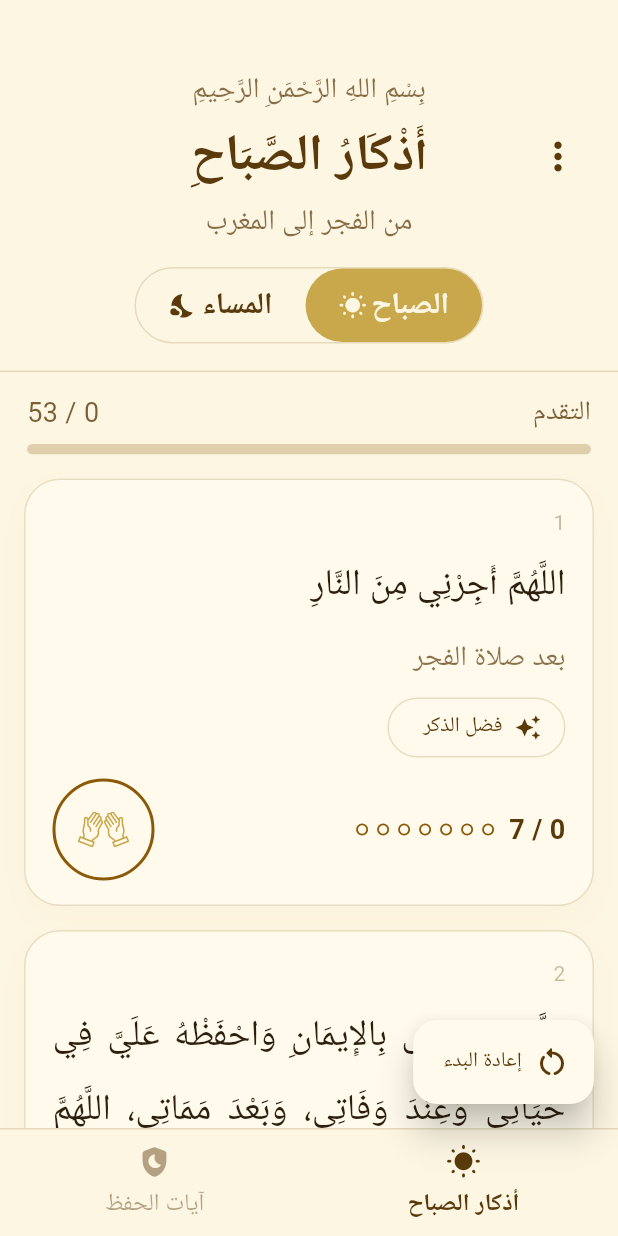
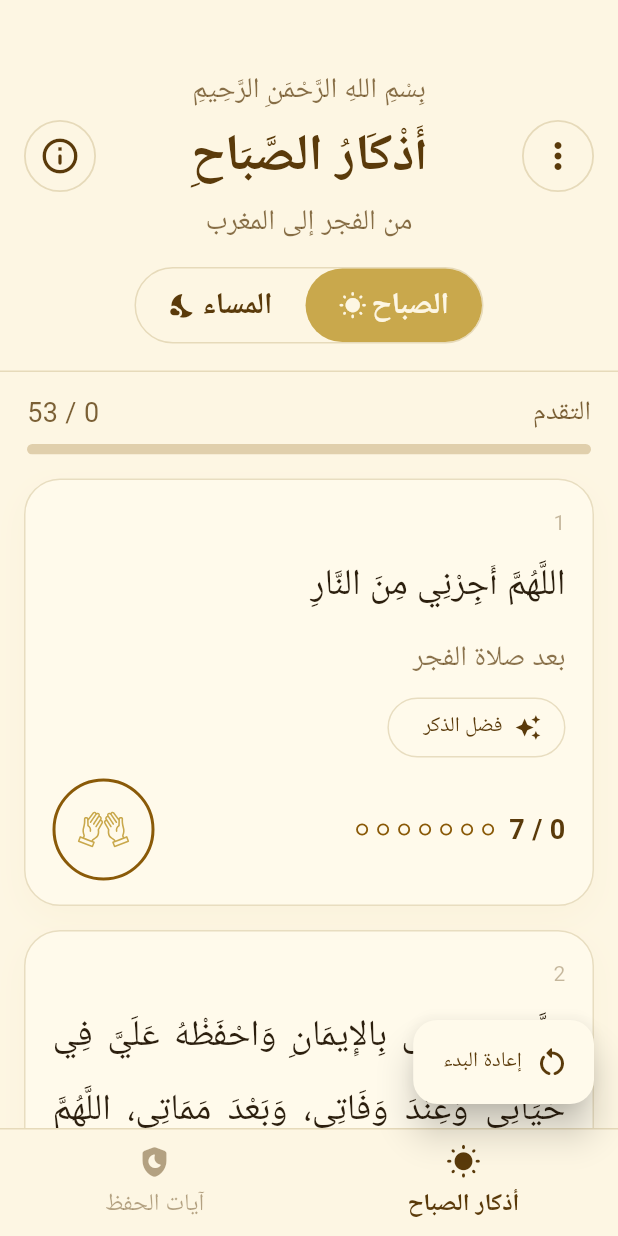
Before and after one commit to MSaeedN7/azkar-web, a Flutter app: the screen it shows after launch, on a phone screen of 412 x 824 dp. Run offline on Flutter 3.47's test engine with Material 3 defaults, Android fonts, the phone set to English and light mode, and no system bars; our stand-ins replace flutter_svg, google_fonts, shared_preferences; missing offline and left inert: workmanager; Roboto replaces fonts that are missing (Amiri).

Commit message:
Add themed header about button

```diff
--- a/lib/main.dart
+++ b/lib/main.dart
@@ -977,10 +977,11 @@ class _AzkarHomePageState extends State<AzkarHomePage> {
           Row(
             textDirection: TextDirection.rtl,
             children: [
-              IconButton(
+              _headerIconButton(
+                colors: colors,
+                icon: Icons.more_vert_rounded,
                 onPressed: _openBottomSheet,
-                icon: Icon(Icons.more_vert_rounded,
-                    color: colors.accentText, size: 30),
+                tooltip: 'القائمة',
               ),
               Expanded(
                 child: Column(
@@ -1014,7 +1015,12 @@ class _AzkarHomePageState extends State<AzkarHomePage> {
                   ],
                 ),
               ),
-              const SizedBox(width: 48),
+              _headerIconButton(
+                colors: colors,
+                icon: Icons.info_outline_rounded,
+                onPressed: _showAboutAppPopup,
+                tooltip: 'حول التطبيق',
+              ),
             ],
           ),
           if (_rootTab == RootTab.azkar) ...[
@@ -1036,6 +1042,27 @@ class _AzkarHomePageState extends State<AzkarHomePage> {
             ),
           ],
         ],
+      ),
+    );
+  }
+
+  Widget _headerIconButton({
+    required _ModeColors colors,
+    required IconData icon,
+    required VoidCallback onPressed,
+    required String tooltip,
+  }) {
+    return Container(
+      width: 48,
+      height: 48,
+      decoration: BoxDecoration(
+        shape: BoxShape.circle,
+        border: Border.all(color: colors.border, width: 1.2),
+      ),
+      child: IconButton(
+        onPressed: onPressed,
+        tooltip: tooltip,
+        icon: Icon(icon, color: colors.accentText, size: 28),
       ),
     );
   }
@@ -2334,7 +2361,6 @@ class _AzkarHomePageState extends State<AzkarHomePage> {
                 ),
                 const SizedBox(height: 14),
                 Text(
-                  'تطبيق أذكار يساعدك على المحافظة على أذكار الصباح والمساء وآيات الحفظ.\n\n'
                   'جُمعت هذه الأذكار من كتاب الإمام المفسّر المحدّث الشيخ عبد الله سراج الدين الحسيني رضي الله عنه.\n\n'
                   'نسأل الله أن ينفعنا به، ويجعله خالصًا لوجهه الكريم، وفي ميزان حسناتنا.',
                   textAlign: TextAlign.right,
```
